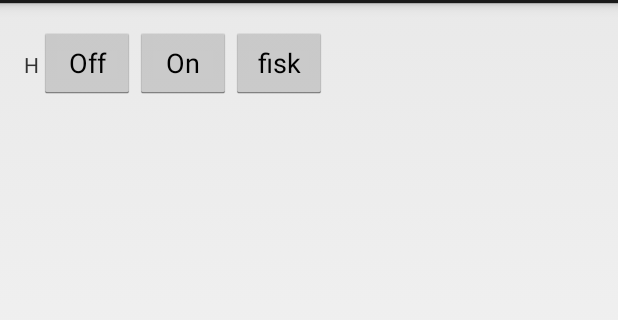
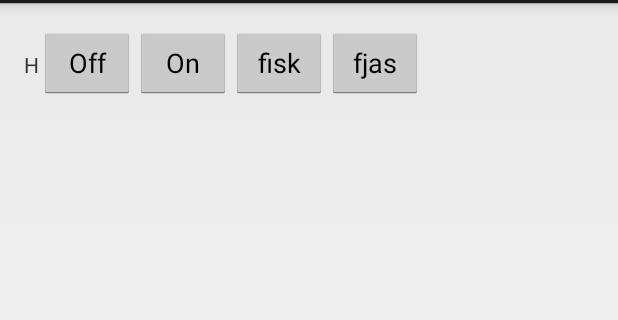
Before and after one commit to vegarwe/android-tls, an Android app: the screen it shows after launch (MainActivity), on a phone screen of 412 x 824 dp, the part 69-389 px from its top. Run offline under Robolectric (Android 15) with nearby library versions, the phone set to English and light mode, and no system bars; libraries missing offline, so code that uses them is left out: com.dropbox.sync; 2 statements that could not run were skipped.

Commit message:
Add more buttons

```diff
--- a/app/src/main/res/layout/activity_main.xml
+++ b/app/src/main/res/layout/activity_main.xml
@@ -39,6 +39,13 @@
             android:text="fisk"
             android:id="@+id/fisk"
             />
+        <Button
+            android:layout_width="wrap_content"
+            android:layout_height="wrap_content"
+            android:onClick="fjasClicked"
+            android:text="fjas"
+            android:id="@+id/fjas"
+            />
     </LinearLayout>
 
     <ExpandableListView android:id="@+id/device_config_list"
```
